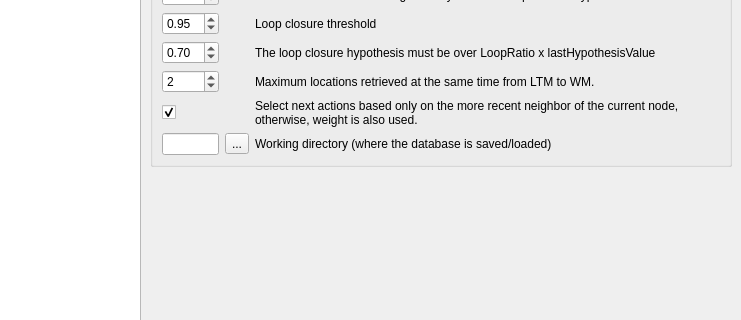
This is guilib/src/ui/preferencesDialog.ui in introlab/rtabmap as Qt 5 draws it before an edit; both pictures show x 151 to 892 and y 134 to 454 of the 892 by 792 pixel window. The edited form follows.
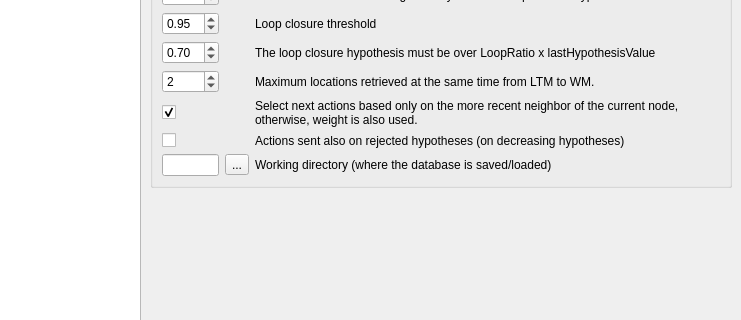
This is the edited form. Icons and pictures are not drawn. Custom widgets are drawn as their Qt base class.

Commit message: Added parameter actionsSentRejectedHyp (actions also sent on rejected hypotheses or decreasing hyp), default false

What changed in the file:
```diff
--- a/guilib/src/ui/preferencesDialog.ui
+++ b/guilib/src/ui/preferencesDialog.ui
@@ -913,21 +913,21 @@
                 </property>
                </widget>
               </item>
-              <item row="8" column="0">
+              <item row="9" column="0">
                <widget class="QLineEdit" name="lineEdit_workingDirectory">
                 <property name="readOnly">
                  <bool>true</bool>
                 </property>
                </widget>
               </item>
-              <item row="8" column="2">
+              <item row="9" column="2">
                <widget class="QLabel" name="label_87">
                 <property name="text">
                  <string>Working directory (where the database is saved/loaded)</string>
                 </property>
                </widget>
               </item>
-              <item row="8" column="1">
+              <item row="9" column="1">
                <widget class="QToolButton" name="toolButton_workingDirectory">
                 <property name="text">
                  <string>...</string>
@@ -977,6 +977,26 @@
                 </property>
                </widget>
               </item>
+              <item row="8" column="0">
+               <widget class="QCheckBox" name="general_checkBox_actionsSentRejectHyp">
+                <property name="text">
+                 <string/>
+                </property>
+                <property name="checked">
+                 <bool>false</bool>
+                </property>
+               </widget>
+              </item>
+              <item row="8" column="2">
+               <widget class="QLabel" name="label_40">
+                <property name="text">
+                 <string>Actions sent also on rejected hypotheses (on decreasing hypotheses)</string>
+                </property>
+                <property name="wordWrap">
+                 <bool>true</bool>
+                </property>
+               </widget>
+              </item>
              </layout>
             </widget>
            </item>
```
Left out of the diff: 4 changed lines with no effect on the pictures. The commit also changes 4 other files.
